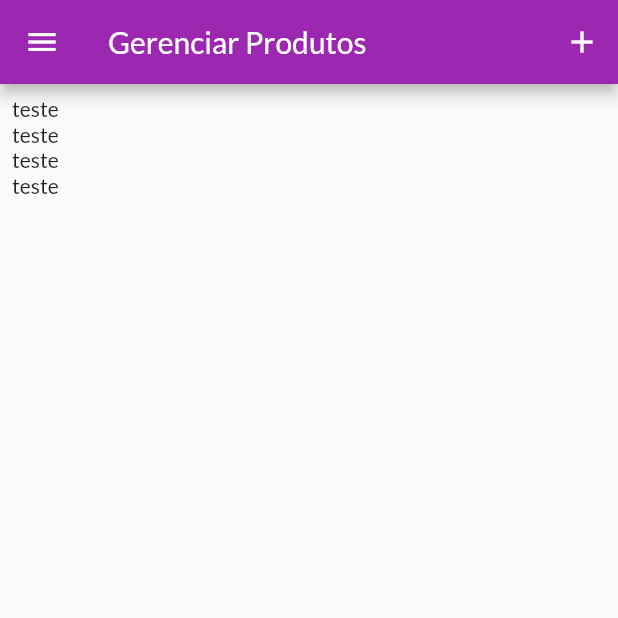
After one commit to Augustocastilho/AppShop, a Flutter app: the OrderScreen screen opened by its route, in the side drawer, after a tap on "Gerenciar Produtos", on a phone screen of 412 x 824 dp, the top half of it. The commit adds this screen. Run offline on Flutter 3.47's test engine with Material 2 defaults, Android fonts, the phone set to English and light mode, and no system bars; network calls fail.

Commit message:
Criação da lista de produtos no Drawer

```diff
--- a/lib/main.dart
+++ b/lib/main.dart
@@ -6,6 +6,7 @@ import 'views/products_overview_screen.dart';
 import 'views/product_detail_screen.dart';
 import 'views/cart_screen.dart';
 import 'views/orders_screen.dart';
+import 'views/products_screen.dart';
 
 import 'providers/products.dart';
 import 'providers/cart.dart';
@@ -41,6 +42,7 @@ class MyApp extends StatelessWidget {
           AppRoutes.PRODUCT_DATAIL: (ctx) => ProductDetailScreen(),
           AppRoutes.CART: (ctx) => CartScreen(),
           AppRoutes.ORDERS: (ctx) => OrderScreen(),
+          AppRoutes.PRODUCTS: (ctx) => ProductsScreen(),
         },
       ),
     );
--- a/lib/providers/products.dart
+++ b/lib/providers/products.dart
@@ -8,6 +8,11 @@ class Products with ChangeNotifier {
 
 
   List<Product> get itens => [..._items]; //cria uma cópia, para q não altere diretamente pelo get
+
+  int get itemsCount {
+    return _items.length;
+  }
+
   List<Product> get favoriteItens {
     return _items.where((prod) => prod.isFavorite).toList();
   }
--- a/lib/utils/app_routes.dart
+++ b/lib/utils/app_routes.dart
@@ -3,4 +3,5 @@ class AppRoutes {
   static const PRODUCT_DATAIL = '/product-datail';
   static const CART = '/cart';
   static const ORDERS = '/orders';
+  static const PRODUCTS = '/products';
 }
--- /dev/null
+++ b/lib/views/products_screen.dart
@@ -0,0 +1,31 @@
+import 'package:flutter/material.dart';
+import 'package:provider/provider.dart';
+
+import '../widgets/app_drawer.dart';
+import '../providers/products.dart';
+
+class ProductsScreen extends StatelessWidget {
+  @override
+  Widget build(BuildContext context) {
+    final produts = Provider.of<Products>(context);
+    return Scaffold(
+      appBar: AppBar(
+        title: Text("Gerenciar Produtos"),
+        actions: <Widget>[
+          IconButton(
+            icon: const Icon(Icons.add),
+            onPressed: () {},
+          )
+        ],
+      ),
+      drawer: AppDrawer(),
+      body: Padding(
+        padding: EdgeInsets.all(8),
+        child: ListView.builder(
+          itemCount: produts.itemsCount,
+          itemBuilder: (ctx, i) => Text("teste"),
+        ),
+      ),
+    );
+  }
+}
--- a/lib/widgets/app_drawer.dart
+++ b/lib/widgets/app_drawer.dart
@@ -32,6 +32,16 @@ class AppDrawer extends StatelessWidget {
               );
             },
           ),
+          Divider(),
+          ListTile(
+            leading: Icon(Icons.edit),
+            title: Text('Gerenciar Produtos'),
+            onTap: () {
+              Navigator.of(context).pushReplacementNamed(
+                AppRoutes.PRODUCTS,
+              );
+            },
+          ),
         ],
       ),
     );
--- a/lib/widgets/product_grid.dart
+++ b/lib/widgets/product_grid.dart
@@ -1,7 +1,7 @@
 import 'package:flutter/material.dart';
 
 import 'package:provider/provider.dart';
-import '../widgets/product_item.dart';
+import '../widgets/product_grid_item.dart';
 import '../providers/products.dart';
 
 class ProductGrid extends StatelessWidget {
@@ -21,7 +21,7 @@ class ProductGrid extends StatelessWidget {
       itemBuilder: (ctx, i) => ChangeNotifierProvider.value(
         //sempre usar o value para ChangeNotifiers já existentes
         value: products[i],
-        child: ProductItem(),
+        child: ProductGridItem(),
       ),
       gridDelegate: SliverGridDelegateWithFixedCrossAxisCount(
         crossAxisCount: 2,
--- a/lib/widgets/product_item.dart
+++ b/lib/widgets/product_grid_item.dart
@@ -5,7 +5,7 @@ import '../providers/product.dart';
 import '../providers/cart.dart';
 import '../utils/app_routes.dart';
 
-class ProductItem extends StatelessWidget {
+class ProductGridItem extends StatelessWidget {
   @override
   Widget build(BuildContext context) {
     final Product product = Provider.of<Product>(context, listen: false);
```
Also changed, not shown: lib/widgets/cart_item_widget.dart (+25 -1 lines).
